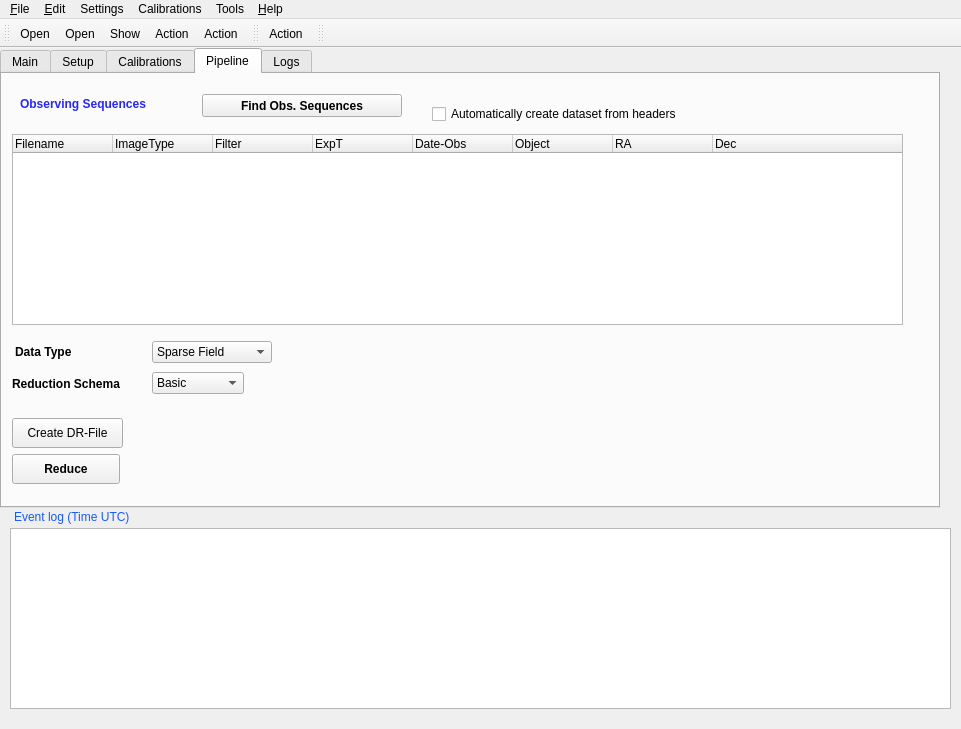
This is QL4/panicQL.ui in ppmim/PAPI as Qt 5 draws it before an edit. The edited form follows.
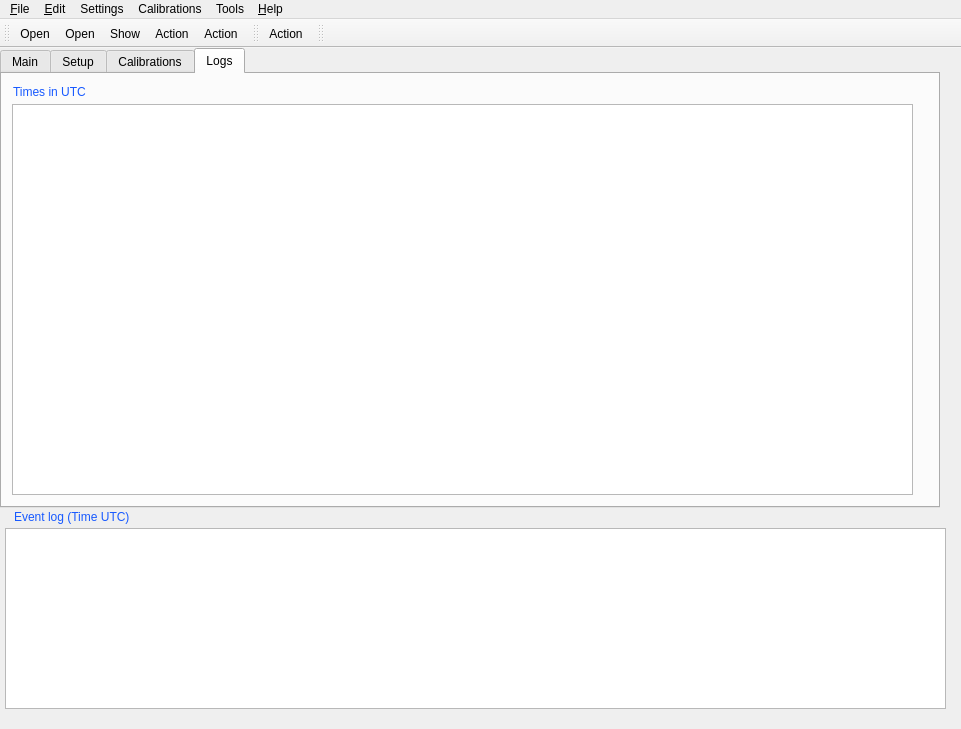
This is the edited form. The open tabs and pages were chosen to show the change. Icons and pictures are not drawn.

Commit message:
- Modifico RS::reduceSet() para poder reducir sequencias según su tipo;   de esta forma corrijo RS::buildCalibrations() para que reduzca sólo las   secuencias de calibracion; antes se usaba buildMasterDarks(), buildMasterDomeFlats(), etc   que hacia su propio agrupamiento pero de forma incorrecta, sin atender   a grouping por 'ot' ni 'filter'.   Por tanto, buildMasterDarks() & cia. ya no son necesarias.
- Implemento QL:stopProcessing() para detener/abortar la reducción en el
  QL.
- Elimino la 'tab-Pipeline' de la GUI del QL, pues no hacia nada.

```diff
--- a/QL4/panicQL.ui
+++ b/QL4/panicQL.ui
@@ -2320,250 +2320,6 @@
       </property>
      </widget>
     </widget>
-    <widget class="QWidget" name="TabPage">
-     <attribute name="title">
-      <string>Pipeline</string>
-     </attribute>
-     <widget class="QComboBox" name="comboBox5">
-      <property name="geometry">
-       <rect>
-        <x>150</x>
-        <y>298</y>
-        <width>92</width>
-        <height>22</height>
-       </rect>
-      </property>
-      <item>
-       <property name="text">
-        <string>Basic</string>
-       </property>
-      </item>
-      <item>
-       <property name="text">
-        <string>Pre-advanced</string>
-       </property>
-      </item>
-      <item>
-       <property name="text">
-        <string>Advanced</string>
-       </property>
-      </item>
-     </widget>
-     <widget class="QLabel" name="pixmapLabel1">
-      <property name="geometry">
-       <rect>
-        <x>850</x>
-        <y>10</y>
-        <width>75</width>
-        <height>55</height>
-       </rect>
-      </property>
-      <property name="pixmap">
-       <pixmap>../../../../../../../../.designer/backup/image0</pixmap>
-      </property>
-      <property name="scaledContents">
-       <bool>true</bool>
-      </property>
-      <property name="wordWrap">
-       <bool>false</bool>
-      </property>
-     </widget>
-     <widget class="QPushButton" name="pushButton26">
-      <property name="geometry">
-       <rect>
-        <x>10</x>
-        <y>344</y>
-        <width>111</width>
-        <height>30</height>
-       </rect>
-      </property>
-      <property name="text">
-       <string>Create DR-File</string>
-      </property>
-     </widget>
-     <widget class="QPushButton" name="pushButton10_4">
-      <property name="geometry">
-       <rect>
-        <x>10</x>
-        <y>380</y>
-        <width>108</width>
-        <height>30</height>
-       </rect>
-      </property>
-      <property name="font">
-       <font>
-        <weight>75</weight>
-        <bold>true</bold>
-       </font>
-      </property>
-      <property name="text">
-       <string>Reduce</string>
-      </property>
-     </widget>
-     <widget class="QComboBox" name="comboBox6">
-      <property name="geometry">
-       <rect>
-        <x>150</x>
-        <y>267</y>
-        <width>120</width>
-        <height>22</height>
-       </rect>
-      </property>
-      <item>
-       <property name="text">
-        <string>Sparse Field</string>
-       </property>
-      </item>
-      <item>
-       <property name="text">
-        <string>Crowded Field</string>
-       </property>
-      </item>
-      <item>
-       <property name="text">
-        <string>Extended Object (T-S)</string>
-       </property>
-      </item>
-      <item>
-       <property name="text">
-        <string>Extended Object (S-T-S-S-T)</string>
-       </property>
-      </item>
-     </widget>
-     <widget class="QPushButton" name="pushButton_findOS">
-      <property name="geometry">
-       <rect>
-        <x>200</x>
-        <y>20</y>
-        <width>200</width>
-        <height>23</height>
-       </rect>
-      </property>
-      <property name="font">
-       <font>
-        <weight>75</weight>
-        <bold>true</bold>
-       </font>
-      </property>
-      <property name="text">
-       <string>Find Obs. Sequences</string>
-      </property>
-     </widget>
-     <widget class="QCheckBox" name="checkBox22">
-      <property name="geometry">
-       <rect>
-        <x>430</x>
-        <y>30</y>
-        <width>350</width>
-        <height>20</height>
-       </rect>
-      </property>
-      <property name="text">
-       <string>Automatically create dataset from headers</string>
-      </property>
-     </widget>
-     <widget class="QLabel" name="textLabel2">
-      <property name="geometry">
-       <rect>
-        <x>10</x>
-        <y>290</y>
-        <width>140</width>
-        <height>40</height>
-       </rect>
-      </property>
-      <property name="text">
-       <string>&lt;b&gt;Reduction Schema&lt;/b&gt;</string>
-      </property>
-      <property name="wordWrap">
-       <bool>false</bool>
-      </property>
-     </widget>
-     <widget class="QLabel" name="textLabel1_5">
-      <property name="geometry">
-       <rect>
-        <x>13</x>
-        <y>267</y>
-        <width>110</width>
-        <height>22</height>
-       </rect>
-      </property>
-      <property name="text">
-       <string>&lt;b&gt;Data Type&lt;/b&gt;</string>
-      </property>
-      <property name="wordWrap">
-       <bool>false</bool>
-      </property>
-     </widget>
-     <widget class="QLabel" name="textLabel1_6">
-      <property name="geometry">
-       <rect>
-        <x>18</x>
-        <y>10</y>
-        <width>170</width>
-        <height>40</height>
-       </rect>
-      </property>
-      <property name="text">
-       <string>&lt;font color=&quot;#2626ff&quot;&gt;&lt;b&gt;Observing Sequences&lt;/b&gt;&lt;/font&gt;</string>
-      </property>
-      <property name="wordWrap">
-       <bool>false</bool>
-      </property>
-     </widget>
-     <widget class="QTreeWidget" name="listView_OS">
-      <property name="geometry">
-       <rect>
-        <x>10</x>
-        <y>60</y>
-        <width>891</width>
-        <height>191</height>
-       </rect>
-      </property>
-      <attribute name="headerStretchLastSection">
-       <bool>true</bool>
-      </attribute>
-      <column>
-       <property name="text">
-        <string>Filename</string>
-       </property>
-      </column>
-      <column>
-       <property name="text">
-        <string>ImageType</string>
-       </property>
-      </column>
-      <column>
-       <property name="text">
-        <string>Filter</string>
-       </property>
-      </column>
-      <column>
-       <property name="text">
-        <string>ExpT</string>
-       </property>
-      </column>
-      <column>
-       <property name="text">
-        <string>Date-Obs</string>
-       </property>
-      </column>
-      <column>
-       <property name="text">
-        <string>Object</string>
-       </property>
-      </column>
-      <column>
-       <property name="text">
-        <string>RA</string>
-       </property>
-      </column>
-      <column>
-       <property name="text">
-        <string>Dec</string>
-       </property>
-      </column>
-     </widget>
-    </widget>
     <widget class="QWidget" name="TabPage">
      <attribute name="title">
       <string>Logs</string>
@@ -2599,7 +2355,7 @@
    <widget class="QTextEdit" name="textEdit_log">
     <property name="geometry">
      <rect>
-      <x>10</x>
+      <x>5</x>
       <y>480</y>
       <width>941</width>
       <height>181</height>
```
Left out of the diff: 68 changed lines with no effect on the pictures. The commit also changes 5 other files.
